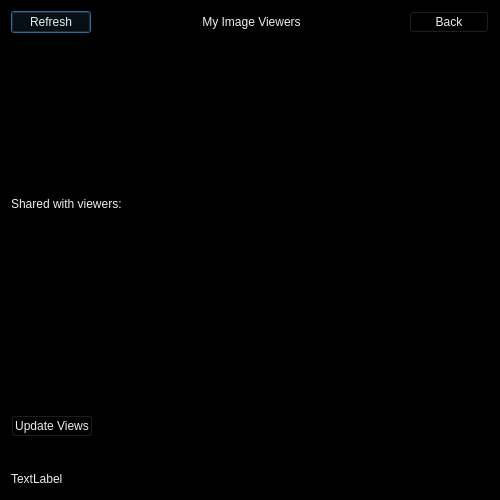
hassan-kandil/DistImage, file editmyimagedialog.ui: the form before one commit.
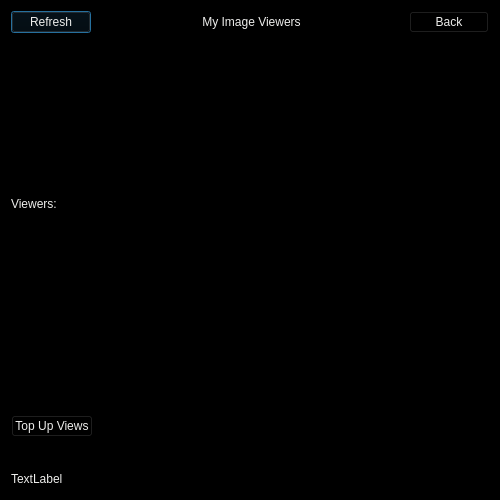
The form after the commit.

The edit to the form file:
```diff
--- a/editmyimagedialog.ui
+++ b/editmyimagedialog.ui
@@ -151,7 +151,7 @@
       <string notr="true">color: rgb(238, 238, 236)</string>
      </property>
      <property name="text">
-      <string>Shared with viewers:</string>
+      <string>Viewers:</string>
      </property>
     </widget>
    </item>
@@ -170,7 +170,7 @@
         <string notr="true">color: rgb(238, 238, 236)</string>
        </property>
        <property name="text">
-        <string>Update Views</string>
+        <string>Top Up Views</string>
        </property>
       </widget>
      </item>
```
